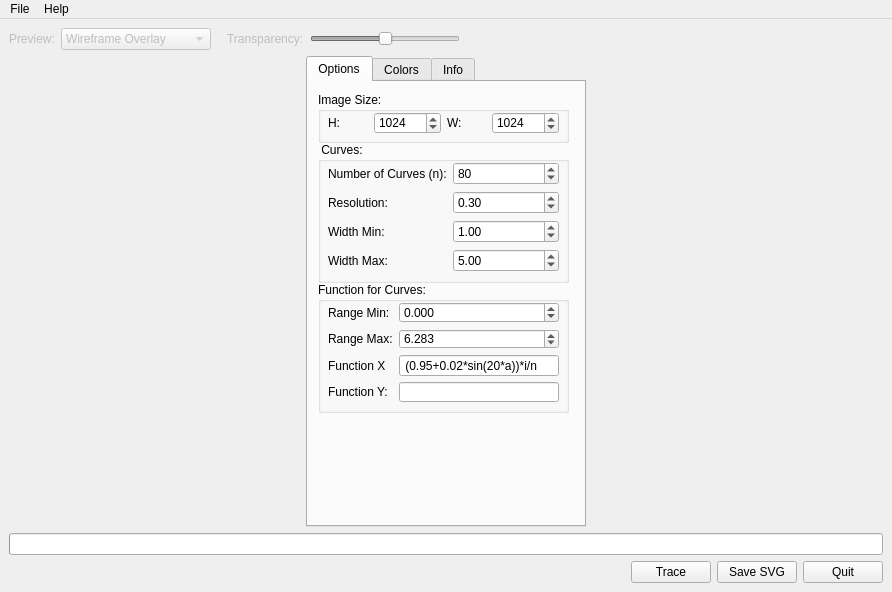
Above: src/mainwindow.ui from maxim-s-barabash/ZebraTrace before the change. Below: the same form after it.
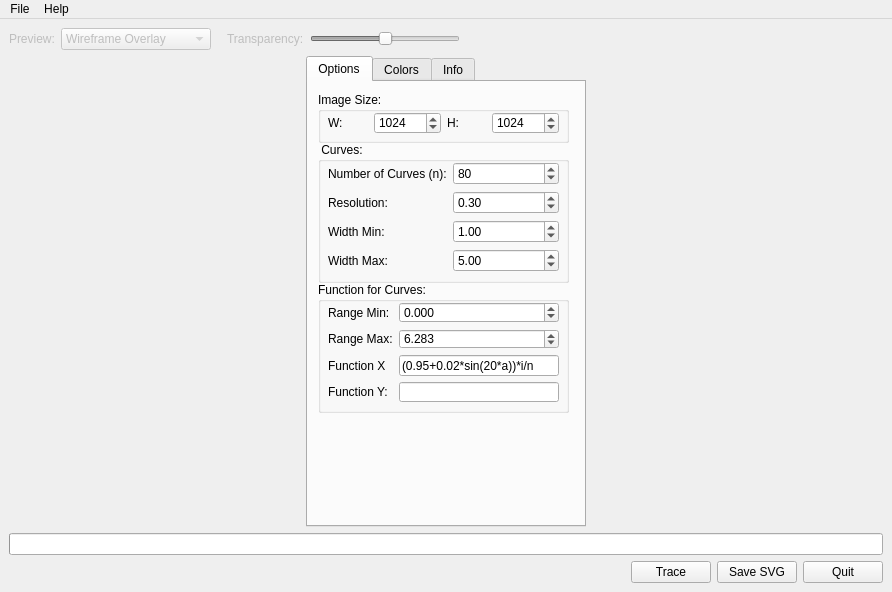
That is the form after the change. Icons and pictures are not drawn.

Patch:
```diff
--- a/src/mainwindow.ui
+++ b/src/mainwindow.ui
@@ -226,7 +226,7 @@
             <item row="0" column="0">
              <widget class="QLabel" name="label_8">
               <property name="text">
-               <string>H:</string>
+               <string>W:</string>
               </property>
              </widget>
             </item>
@@ -249,7 +249,7 @@
             <item row="0" column="2">
              <widget class="QLabel" name="label_9">
               <property name="text">
-               <string>W:</string>
+               <string>H:</string>
               </property>
              </widget>
             </item>
@@ -458,7 +458,7 @@
             <item row="2" column="1">
              <widget class="QLineEdit" name="lineEditX">
               <property name="text">
-               <string> (0.95+0.02*sin(20*a))*i/n</string>
+               <string>(0.95+0.02*sin(20*a))*i/n</string>
               </property>
              </widget>
             </item>
```
Left out of the diff: 2 changed lines with no effect on the pictures.
